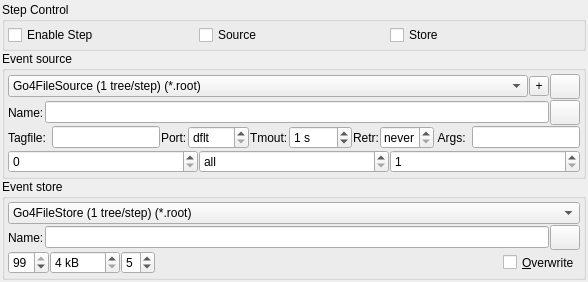
Above: qt4/Go4GUI/TGo4ConfigStep.ui from gsi-ee/go4 before the change. Below: the same form after it.
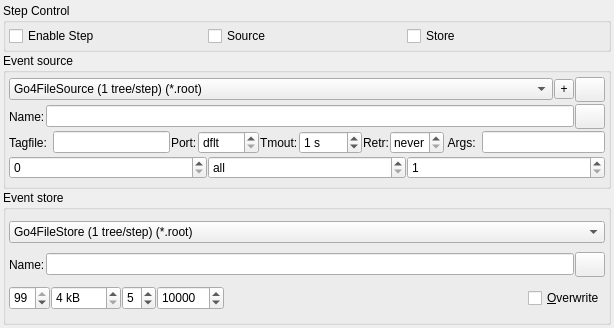
That is the form after the change. Icons and pictures are not drawn.

Commit message: Added tree autosave parameter to configuration gui (qt4) and abstract interface implementations. Also taken into account in hotstart generation.

```diff
--- a/qt4/Go4GUI/TGo4ConfigStep.ui
+++ b/qt4/Go4GUI/TGo4ConfigStep.ui
@@ -7,8 +7,8 @@
    <rect>
     <x>0</x>
     <y>0</y>
-    <width>436</width>
-    <height>282</height>
+    <width>614</width>
+    <height>328</height>
    </rect>
   </property>
   <property name="sizePolicy">
@@ -20,13 +20,7 @@
   <property name="windowTitle">
    <string>Configuration </string>
   </property>
-  <layout class="QGridLayout">
-   <property name="margin">
-    <number>2</number>
-   </property>
-   <property name="spacing">
-    <number>0</number>
-   </property>
+  <layout class="QGridLayout" name="gridLayout_3">
    <item row="0" column="0">
     <widget class="QGroupBox" name="ControlGroup_2">
      <property name="sizePolicy">
@@ -38,14 +32,8 @@
      <property name="title">
       <string>Step Control</string>
      </property>
-     <layout class="QHBoxLayout">
-      <property name="spacing">
-       <number>1</number>
-      </property>
-      <property name="margin">
-       <number>3</number>
-      </property>
-      <item>
+     <layout class="QGridLayout" name="gridLayout_2">
+      <item row="0" column="0">
        <widget class="QCheckBox" name="EnableStepBox">
         <property name="toolTip">
          <string>Enable processing of this step.</string>
@@ -55,7 +43,7 @@
         </property>
        </widget>
       </item>
-      <item>
+      <item row="0" column="1">
        <widget class="QCheckBox" name="EnableSourceBox">
         <property name="toolTip">
          <string>Enable event source. If disabled, step will then process output events of previous steps.</string>
@@ -65,7 +53,7 @@
         </property>
        </widget>
       </item>
-      <item>
+      <item row="0" column="2">
        <widget class="QCheckBox" name="EnableStoreBox">
         <property name="toolTip">
          <string>Enable storing output events of this step.</string>
@@ -78,237 +66,6 @@
      </layout>
     </widget>
    </item>
-   <item row="2" column="0">
-    <widget class="QGroupBox" name="StoreBox">
-     <property name="sizePolicy">
-      <sizepolicy hsizetype="MinimumExpanding" vsizetype="Preferred">
-       <horstretch>0</horstretch>
-       <verstretch>0</verstretch>
-      </sizepolicy>
-     </property>
-     <property name="title">
-      <string>Event store</string>
-     </property>
-     <layout class="QGridLayout">
-      <property name="margin">
-       <number>3</number>
-      </property>
-      <property name="spacing">
-       <number>1</number>
-      </property>
-      <item row="0" column="0">
-       <widget class="QComboBox" name="OutputCombo">
-        <property name="sizePolicy">
-         <sizepolicy hsizetype="Minimum" vsizetype="Fixed">
-          <horstretch>0</horstretch>
-          <verstretch>0</verstretch>
-         </sizepolicy>
-        </property>
-        <property name="toolTip">
-         <string>Type of event store.</string>
-        </property>
-        <property name="currentIndex">
-         <number>0</number>
-        </property>
-        <item>
-         <property name="text">
-          <string>Go4FileStore (1 tree/step) (*.root)</string>
-         </property>
-        </item>
-        <item>
-         <property name="text">
-          <string>Go4BackStore</string>
-         </property>
-        </item>
-       </widget>
-      </item>
-      <item row="1" column="0">
-       <layout class="QHBoxLayout">
-        <item>
-         <widget class="QLabel" name="InputSource_1_2_2">
-          <property name="text">
-           <string>Name:</string>
-          </property>
-          <property name="wordWrap">
-           <bool>false</bool>
-          </property>
-         </widget>
-        </item>
-        <item>
-         <widget class="QLineEdit" name="StoreNameEdit">
-          <property name="sizePolicy">
-           <sizepolicy hsizetype="MinimumExpanding" vsizetype="Fixed">
-            <horstretch>0</horstretch>
-            <verstretch>0</verstretch>
-           </sizepolicy>
-          </property>
-          <property name="toolTip">
-           <string>Event store name.</string>
-          </property>
-         </widget>
-        </item>
-        <item>
-         <widget class="QToolButton" name="FileNameOutput">
-          <property name="sizePolicy">
-           <sizepolicy hsizetype="Fixed" vsizetype="Fixed">
-            <horstretch>0</horstretch>
-            <verstretch>0</verstretch>
-           </sizepolicy>
-          </property>
-          <property name="minimumSize">
-           <size>
-            <width>30</width>
-            <height>25</height>
-           </size>
-          </property>
-          <property name="maximumSize">
-           <size>
-            <width>30</width>
-            <height>25</height>
-           </size>
-          </property>
-          <property name="toolTip">
-           <string>Browse for output file.</string>
-          </property>
-          <property name="text">
-           <string/>
-          </property>
-          <property name="icon">
-           <iconset>:/icons/findfile.png</iconset>
-          </property>
-         </widget>
-        </item>
-       </layout>
-      </item>
-      <item row="2" column="0">
-       <layout class="QHBoxLayout">
-        <item>
-         <widget class="QSpinBox" name="SplitLevel">
-          <property name="sizePolicy">
-           <sizepolicy hsizetype="Preferred" vsizetype="Fixed">
-            <horstretch>0</horstretch>
-            <verstretch>0</verstretch>
-           </sizepolicy>
-          </property>
-          <property name="maximumSize">
-           <size>
-            <width>100</width>
-            <height>32767</height>
-           </size>
-          </property>
-          <property name="toolTip">
-           <string>Root TTree split level.</string>
-          </property>
-          <property name="maximum">
-           <number>99</number>
-          </property>
-          <property name="value">
-           <number>99</number>
-          </property>
-         </widget>
-        </item>
-        <item>
-         <widget class="QSpinBox" name="BufferSize">
-          <property name="sizePolicy">
-           <sizepolicy hsizetype="Preferred" vsizetype="Preferred">
-            <horstretch>0</horstretch>
-            <verstretch>0</verstretch>
-           </sizepolicy>
-          </property>
-          <property name="minimumSize">
-           <size>
-            <width>70</width>
-            <height>0</height>
-           </size>
-          </property>
-          <property name="maximumSize">
-           <size>
-            <width>50</width>
-            <height>32767</height>
-           </size>
-          </property>
-          <property name="toolTip">
-           <string>Root branch buffer size.</string>
-          </property>
-          <property name="suffix">
-           <string> kB  </string>
-          </property>
-          <property name="minimum">
-           <number>4</number>
-          </property>
-          <property name="maximum">
-           <number>128</number>
-          </property>
-          <property name="value">
-           <number>4</number>
-          </property>
-         </widget>
-        </item>
-        <item>
-         <widget class="QSpinBox" name="CompLevel">
-          <property name="sizePolicy">
-           <sizepolicy hsizetype="Preferred" vsizetype="Preferred">
-            <horstretch>0</horstretch>
-            <verstretch>0</verstretch>
-           </sizepolicy>
-          </property>
-          <property name="maximumSize">
-           <size>
-            <width>50</width>
-            <height>32767</height>
-           </size>
-          </property>
-          <property name="toolTip">
-           <string>Root TFile compression level.</string>
-          </property>
-          <property name="maximum">
-           <number>9</number>
-          </property>
-          <property name="value">
-           <number>5</number>
-          </property>
-         </widget>
-        </item>
-        <item>
-         <spacer name="spacer5">
-          <property name="orientation">
-           <enum>Qt::Horizontal</enum>
-          </property>
-          <property name="sizeType">
-           <enum>QSizePolicy::Expanding</enum>
-          </property>
-          <property name="sizeHint" stdset="0">
-           <size>
-            <width>99</width>
-            <height>20</height>
-           </size>
-          </property>
-         </spacer>
-        </item>
-        <item>
-         <widget class="QCheckBox" name="StoreOverwriteMode">
-          <property name="maximumSize">
-           <size>
-            <width>32767</width>
-            <height>24</height>
-           </size>
-          </property>
-          <property name="toolTip">
-           <string>Overwrite old file, or append.</string>
-          </property>
-          <property name="text">
-           <string>&amp;Overwrite</string>
-          </property>
-          <property name="shortcut">
-           <string>Alt+O</string>
-          </property>
-         </widget>
-        </item>
-       </layout>
-      </item>
-     </layout>
-    </widget>
-   </item>
    <item row="1" column="0">
     <widget class="QGroupBox" name="SourceBox">
      <property name="sizePolicy">
@@ -547,7 +304,6 @@
           </item>
          </layout>
         </item>
-        
         <item>
          <layout class="QHBoxLayout" name="horizontalLayout">
           <item>
@@ -811,6 +567,259 @@
      </layout>
     </widget>
    </item>
+   <item row="2" column="0">
+    <widget class="QGroupBox" name="StoreBox">
+     <property name="sizePolicy">
+      <sizepolicy hsizetype="MinimumExpanding" vsizetype="Preferred">
+       <horstretch>0</horstretch>
+       <verstretch>0</verstretch>
+      </sizepolicy>
+     </property>
+     <property name="title">
+      <string>Event store</string>
+     </property>
+     <layout class="QGridLayout" name="gridLayout">
+      <item row="0" column="0">
+       <widget class="QComboBox" name="OutputCombo">
+        <property name="sizePolicy">
+         <sizepolicy hsizetype="Minimum" vsizetype="Fixed">
+          <horstretch>0</horstretch>
+          <verstretch>0</verstretch>
+         </sizepolicy>
+        </property>
+        <property name="toolTip">
+         <string>Type of event store.</string>
+        </property>
+        <property name="currentIndex">
+         <number>0</number>
+        </property>
+        <item>
+         <property name="text">
+          <string>Go4FileStore (1 tree/step) (*.root)</string>
+         </property>
+        </item>
+        <item>
+         <property name="text">
+          <string>Go4BackStore</string>
+         </property>
+        </item>
+       </widget>
+      </item>
+      <item row="1" column="0">
+       <layout class="QHBoxLayout">
+        <item>
+         <widget class="QLabel" name="InputSource_1_2_2">
+          <property name="text">
+           <string>Name:</string>
+          </property>
+          <property name="wordWrap">
+           <bool>false</bool>
+          </property>
+         </widget>
+        </item>
+        <item>
+         <widget class="QLineEdit" name="StoreNameEdit">
+          <property name="sizePolicy">
+           <sizepolicy hsizetype="MinimumExpanding" vsizetype="Fixed">
+            <horstretch>0</horstretch>
+            <verstretch>0</verstretch>
+           </sizepolicy>
+          </property>
+          <property name="toolTip">
+           <string>Event store name.</string>
+          </property>
+         </widget>
+        </item>
+        <item>
+         <widget class="QToolButton" name="FileNameOutput">
+          <property name="sizePolicy">
+           <sizepolicy hsizetype="Fixed" vsizetype="Fixed">
+            <horstretch>0</horstretch>
+            <verstretch>0</verstretch>
+           </sizepolicy>
+          </property>
+          <property name="minimumSize">
+           <size>
+            <width>30</width>
+            <height>25</height>
+           </size>
+          </property>
+          <property name="maximumSize">
+           <size>
+            <width>30</width>
+            <height>25</height>
+           </size>
+          </property>
+          <property name="toolTip">
+           <string>Browse for output file.</string>
+          </property>
+          <property name="text">
+           <string/>
+          </property>
+          <property name="icon">
+           <iconset>:/icons/findfile.png</iconset>
+          </property>
+         </widget>
+        </item>
+       </layout>
+      </item>
+      <item row="2" column="0">
+       <layout class="QHBoxLayout" name="horizontalLayout_4">
+        <item>
+         <widget class="QSpinBox" name="SplitLevel">
+          <property name="sizePolicy">
+           <sizepolicy hsizetype="Preferred" vsizetype="Fixed">
+            <horstretch>0</horstretch>
+            <verstretch>0</verstretch>
+           </sizepolicy>
+          </property>
+          <property name="maximumSize">
+           <size>
+            <width>100</width>
+            <height>32767</height>
+           </size>
+          </property>
+          <property name="toolTip">
+           <string>Root TTree split level.</string>
+          </property>
+          <property name="maximum">
+           <number>99</number>
+          </property>
+          <property name="value">
+           <number>99</number>
+          </property>
+         </widget>
+        </item>
+        <item>
+         <widget class="QSpinBox" name="BufferSize">
+          <property name="sizePolicy">
+           <sizepolicy hsizetype="Preferred" vsizetype="Preferred">
+            <horstretch>0</horstretch>
+            <verstretch>0</verstretch>
+           </sizepolicy>
+          </property>
+          <property name="minimumSize">
+           <size>
+            <width>70</width>
+            <height>0</height>
+           </size>
+          </property>
+          <property name="maximumSize">
+           <size>
+            <width>50</width>
+            <height>32767</height>
+           </size>
+          </property>
+          <property name="toolTip">
+           <string>Root branch buffer size.</string>
+          </property>
+          <property name="suffix">
+           <string> kB  </string>
+          </property>
+          <property name="minimum">
+           <number>4</number>
+          </property>
+          <property name="maximum">
+           <number>128</number>
+          </property>
+          <property name="value">
+           <number>4</number>
+          </property>
+         </widget>
+        </item>
+        <item>
+         <widget class="QSpinBox" name="CompLevel">
+          <property name="sizePolicy">
+           <sizepolicy hsizetype="Preferred" vsizetype="Preferred">
+            <horstretch>0</horstretch>
+            <verstretch>0</verstretch>
+           </sizepolicy>
+          </property>
+          <property name="maximumSize">
+           <size>
+            <width>50</width>
+            <height>32767</height>
+           </size>
+          </property>
+          <property name="toolTip">
+           <string>Root TFile compression level.</string>
+          </property>
+          <property name="maximum">
+           <number>9</number>
+          </property>
+          <property name="value">
+           <number>5</number>
+          </property>
+         </widget>
+        </item>
+        <item>
+         <widget class="QSpinBox" name="TreeAutosave">
+          <property name="sizePolicy">
+           <sizepolicy hsizetype="Preferred" vsizetype="Preferred">
+            <horstretch>0</horstretch>
+            <verstretch>0</verstretch>
+           </sizepolicy>
+          </property>
+          <property name="maximumSize">
+           <size>
+            <width>100</width>
+            <height>32767</height>
+           </size>
+          </property>
+          <property name="toolTip">
+           <string>Root TTree autosave threshold. Tree is flushed to file when number of entries exceeds this period.</string>
+          </property>
+          <property name="maximum">
+           <number>9999999</number>
+          </property>
+          <property name="singleStep">
+           <number>100</number>
+          </property>
+          <property name="value">
+           <number>10000</number>
+          </property>
+         </widget>
+        </item>
+        <item>
+         <spacer name="spacer5">
+          <property name="orientation">
+           <enum>Qt::Horizontal</enum>
+          </property>
+          <property name="sizeType">
+           <enum>QSizePolicy::Expanding</enum>
+          </property>
+          <property name="sizeHint" stdset="0">
+           <size>
+            <width>99</width>
+            <height>20</height>
+           </size>
+          </property>
+         </spacer>
+        </item>
+        <item>
+         <widget class="QCheckBox" name="StoreOverwriteMode">
+          <property name="maximumSize">
+           <size>
+            <width>32767</width>
+            <height>24</height>
+           </size>
+          </property>
+          <property name="toolTip">
+           <string>Overwrite old file, or append.</string>
+          </property>
+          <property name="text">
+           <string>&amp;Overwrite</string>
+          </property>
+          <property name="shortcut">
+           <string>Alt+O</string>
+          </property>
+         </widget>
+        </item>
+       </layout>
+      </item>
+     </layout>
+    </widget>
+   </item>
   </layout>
  </widget>
  <layoutdefault spacing="1" margin="3"/>
```
Left out of the diff: 277 changed lines with no effect on the pictures. The commit also changes 10 other files.
